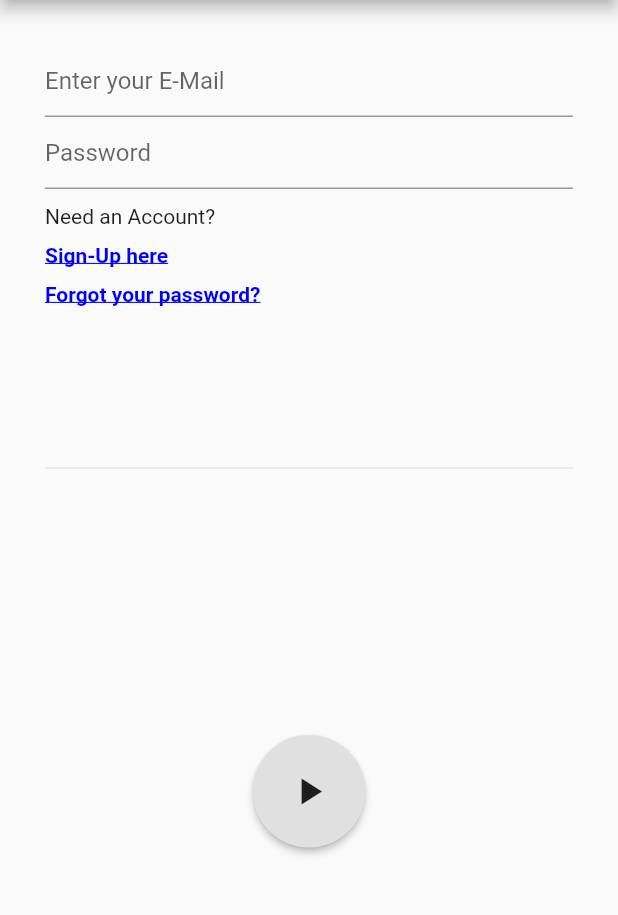
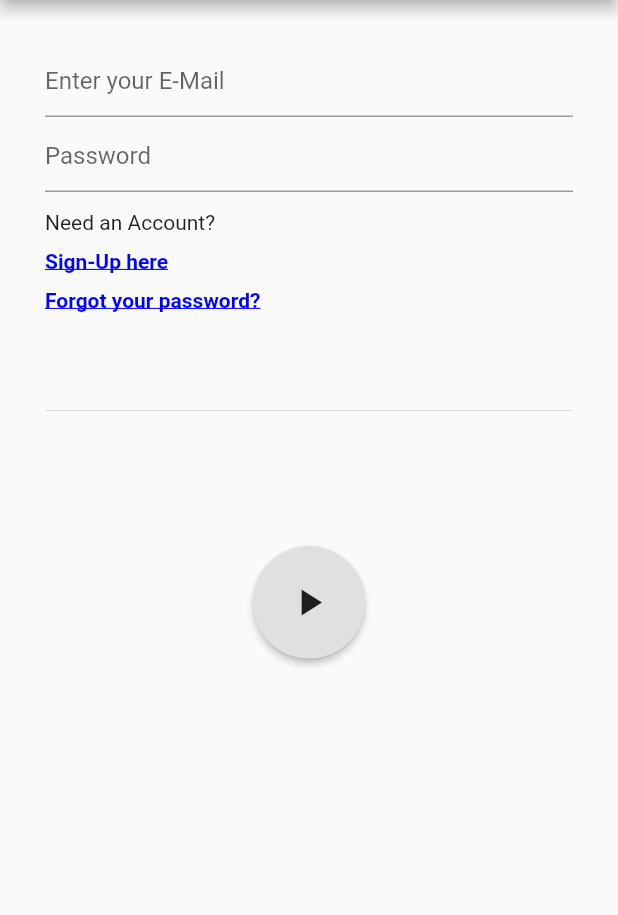
Before and after one commit to Fridgify/Fridgify_Frontend, a Flutter app: the screen it shows after launch, on a phone screen of 412 x 824 dp, the part 84-999 px from its top. Run offline on Flutter 3.47's test engine with Material 2 defaults, Android fonts, the light colour scheme and no system bars.

Commit message:
layouted login screen need styling and functioning

```diff
--- a/fridgify/lib/screens/login.dart
+++ b/fridgify/lib/screens/login.dart
@@ -30,6 +30,9 @@ class LoginFormState extends State<LoginForm> {
             key: new Key('login'),
             crossAxisAlignment: CrossAxisAlignment.start,
             children: <Widget>[
+              SizedBox(
+                height: 50,
+                child:
               TextFormField(
                 decoration: InputDecoration(hintText: 'Enter your E-Mail'),
                 validator: (value) {
@@ -41,7 +44,10 @@ class LoginFormState extends State<LoginForm> {
                 key: new Key('emailfield'),
                 keyboardType: TextInputType.emailAddress,
               ),
-              TextFormField(
+              ),
+              SizedBox(
+                height: 50,
+                child: TextFormField(
                   decoration: InputDecoration(
                     hintText: 'Password',
                   ),
@@ -54,6 +60,7 @@ class LoginFormState extends State<LoginForm> {
                   obscureText: true,
                   key: new Key('passfield'),
                   keyboardType: TextInputType.visiblePassword),
+              ),
               Container(
                 padding: EdgeInsets.fromLTRB(0, 10, 0, 0),
                 child: Text('Need an Account?'),
@@ -89,12 +96,12 @@ class LoginFormState extends State<LoginForm> {
                             color: Color.fromARGB(255, 0, 0, 255),
                             decoration: TextDecoration.underline)),
                   ])),
-                  padding: EdgeInsets.fromLTRB(0, 0, 0, 100),
+                  padding: EdgeInsets.fromLTRB(0, 0, 0, MediaQuery.of(context).size.height * 0.07),
                 ),
               ),
               Divider(),
               Padding(
-                padding: const EdgeInsets.fromLTRB(0, 170, 0, 0),
+                padding: EdgeInsets.fromLTRB(0, MediaQuery.of(context).size.height * 0.1, 0, 0),
                 child: Center(
                   child: SizedBox(
                     width: 75,
```
